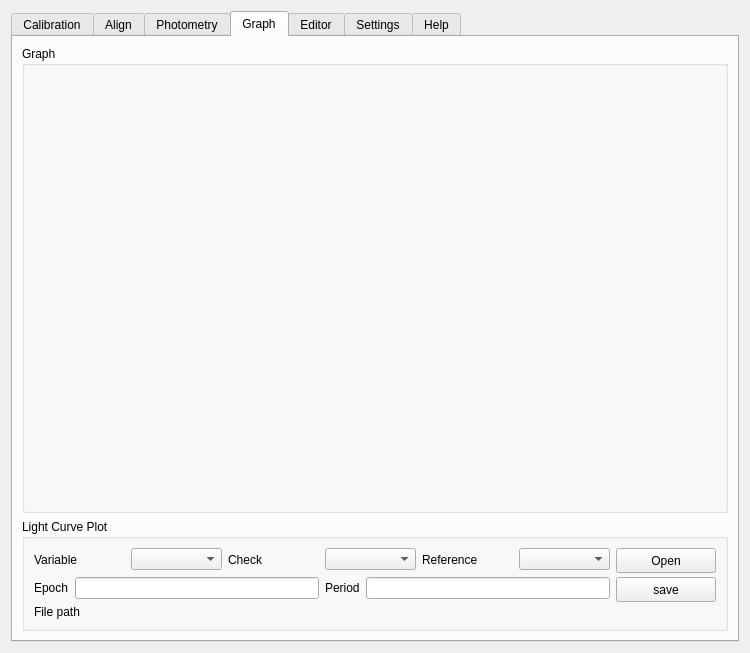
Before: the Qt Designer form myraf.ui in yucelkilic/myrafproject, drawn with Qt 5.
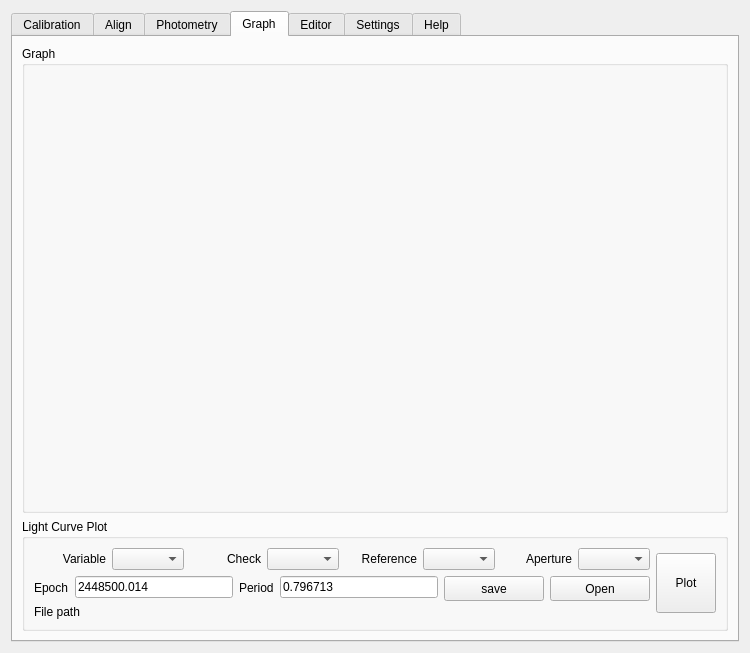
After: the same form once the commit is applied. The open tabs and pages were chosen to show the change. Icons and pictures are not drawn. Custom widgets are drawn as their Qt base class.

Patch:
```diff
--- a/myraf.ui
+++ b/myraf.ui
@@ -1418,14 +1418,21 @@
          <property name="title">
           <string>Light Curve Plot</string>
          </property>
+         <layout class="QGridLayout" name="gridLayout_81">
+          <item row="0" column="0">
+           <layout class="QGridLayout" name="gridLayout_80">
+            <item row="0" column="0">
          <layout class="QGridLayout" name="gridLayout_74">
           <item row="0" column="0">
-           <layout class="QGridLayout" name="gridLayout_73">
+               <layout class="QGridLayout" name="gridLayout_70">
             <item row="0" column="0">
              <widget class="QLabel" name="label_49">
               <property name="text">
                <string>Variable</string>
               </property>
+                  <property name="alignment">
+                   <set>Qt::AlignRight|Qt::AlignTrailing|Qt::AlignVCenter</set>
+                  </property>
              </widget>
             </item>
             <item row="0" column="1">
@@ -1436,6 +1443,9 @@
               <property name="text">
                <string>Check</string>
               </property>
+                  <property name="alignment">
+                   <set>Qt::AlignRight|Qt::AlignTrailing|Qt::AlignVCenter</set>
+                  </property>
              </widget>
             </item>
             <item row="0" column="3">
@@ -1446,38 +1456,31 @@
               <property name="text">
                <string>Reference</string>
               </property>
+                  <property name="alignment">
+                   <set>Qt::AlignRight|Qt::AlignTrailing|Qt::AlignVCenter</set>
+                  </property>
              </widget>
             </item>
             <item row="0" column="5">
              <widget class="QComboBox" name="comboBox_13"/>
             </item>
             <item row="0" column="6">
-             <widget class="QPushButton" name="pushButton_44">
-              <property name="minimumSize">
-               <size>
-                <width>100</width>
-                <height>25</height>
-               </size>
-              </property>
-              <property name="maximumSize">
-               <size>
-                <width>100</width>
-                <height>25</height>
-               </size>
-              </property>
+                 <widget class="QLabel" name="label_54">
               <property name="text">
-               <string>Open</string>
-              </property>
-              <property name="icon">
-               <iconset>
-                <normaloff>img/open.png</normaloff>img/open.png</iconset>
+                   <string>Aperture</string>
+                  </property>
+                  <property name="alignment">
+                   <set>Qt::AlignRight|Qt::AlignTrailing|Qt::AlignVCenter</set>
               </property>
              </widget>
             </item>
+                <item row="0" column="7">
+                 <widget class="QComboBox" name="comboBox_14"/>
+                </item>
            </layout>
           </item>
           <item row="1" column="0">
-           <layout class="QGridLayout" name="gridLayout_70">
+               <layout class="QGridLayout" name="gridLayout_73">
             <item row="0" column="0">
              <widget class="QLabel" name="label_52">
               <property name="text">
@@ -1487,8 +1490,11 @@
             </item>
             <item row="0" column="1">
              <widget class="QLineEdit" name="lineEdit_19">
+                  <property name="inputMask">
+                   <string>2448500.014; </string>
+                  </property>
               <property name="text">
-               <string/>
+                   <string>2448500.014</string>
               </property>
               <property name="maxLength">
                <number>32767</number>
@@ -1507,8 +1513,11 @@
             </item>
             <item row="0" column="3">
              <widget class="QLineEdit" name="lineEdit_20">
+                  <property name="inputMask">
+                   <string>0.796713; </string>
+                  </property>
               <property name="text">
-               <string/>
+                   <string>0.796713</string>
               </property>
               <property name="maxLength">
                <number>32767</number>
@@ -1541,6 +1550,29 @@
               </property>
              </widget>
             </item>
+                <item row="0" column="5">
+                 <widget class="QPushButton" name="pushButton_44">
+                  <property name="minimumSize">
+                   <size>
+                    <width>100</width>
+                    <height>25</height>
+                   </size>
+                  </property>
+                  <property name="maximumSize">
+                   <size>
+                    <width>100</width>
+                    <height>25</height>
+                   </size>
+                  </property>
+                  <property name="text">
+                   <string>Open</string>
+                  </property>
+                  <property name="icon">
+                   <iconset>
+                    <normaloff>img/open.png</normaloff>img/open.png</iconset>
+                  </property>
+                 </widget>
+                </item>
            </layout>
           </item>
           <item row="2" column="0">
@@ -1551,6 +1583,33 @@
            </widget>
           </item>
          </layout>
+            </item>
+            <item row="0" column="1">
+             <widget class="QPushButton" name="pushButton_46">
+              <property name="minimumSize">
+               <size>
+                <width>60</width>
+                <height>60</height>
+               </size>
+              </property>
+              <property name="maximumSize">
+               <size>
+                <width>60</width>
+                <height>60</height>
+               </size>
+              </property>
+              <property name="text">
+               <string>Plot</string>
+              </property>
+              <property name="icon">
+               <iconset>
+                <normaloff>img/plot.png</normaloff>img/plot.png</iconset>
+              </property>
+             </widget>
+            </item>
+           </layout>
+          </item>
+         </layout>
         </widget>
        </item>
       </layout>
```
Left out of the diff: 32 changed lines with no effect on the pictures. Lines whose indentation alone changed are shown as unchanged.
